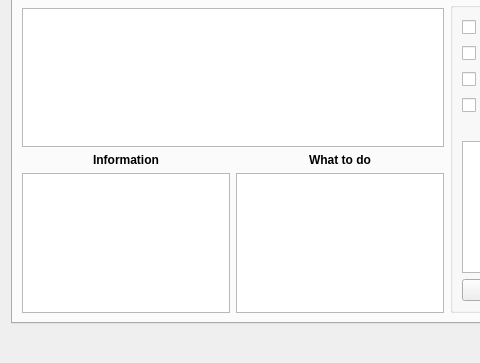
This is plugins/formwidgets/mfDrugsWidget/drugswidget/mfDrugInfo.ui in FreeHealth/freehealth as Qt 5 draws it before an edit; both pictures show x 0 to 480 and y 92 to 455 of the 657 by 455 pixel window. The edited form follows.
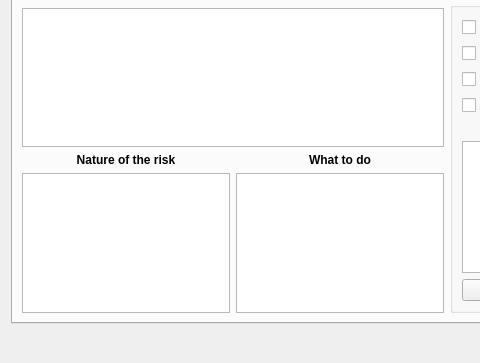
This is the edited form. The open tabs and pages were chosen to show the change.

What changed in the file:
```diff
--- a/plugins/formwidgets/mfDrugsWidget/drugswidget/mfDrugInfo.ui
+++ b/plugins/formwidgets/mfDrugsWidget/drugswidget/mfDrugInfo.ui
@@ -225,7 +225,7 @@
             </font>
            </property>
            <property name="text">
-            <string>Information</string>
+            <string>Nature of the risk</string>
            </property>
            <property name="alignment">
             <set>Qt::AlignCenter</set>
```
Left out of the diff: 2 changed lines with no effect on the pictures.
